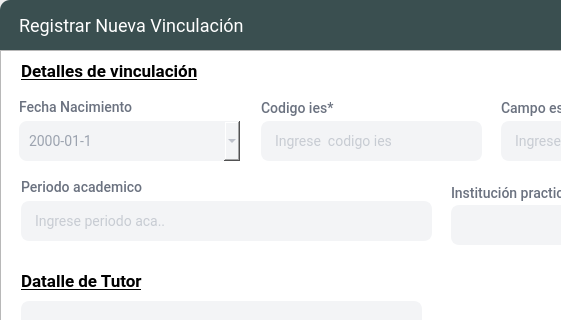
Qt form App/source/ui_files/formulario_vinculacion.ui (Bailon18/Vinculacion-desktop-python) before a commit; both pictures show x 0 to 561 and y 0 to 320 of the 820 by 557 pixel window.
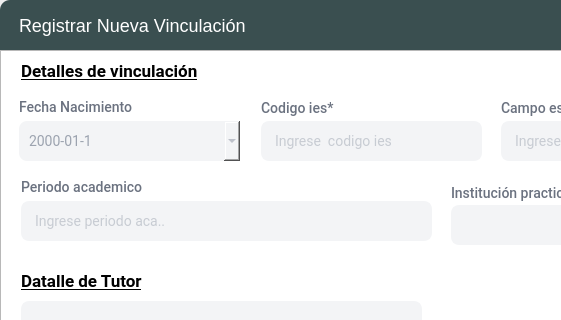
The same form after that commit. Icons and pictures are not drawn.

```diff
--- a/App/source/ui_files/formulario_vinculacion.ui
+++ b/App/source/ui_files/formulario_vinculacion.ui
@@ -146,7 +146,7 @@
         </rect>
        </property>
        <property name="styleSheet">
-        <string notr="true">QLabel{font-family: Roboto;
+        <string notr="true">QLabel{font-family: &quot;Roboto&quot;;
 font-style: normal;
 font-weight: normal;
 font-size: 18px;
```
Left out of the diff: 2 changed lines with no effect on the pictures.
